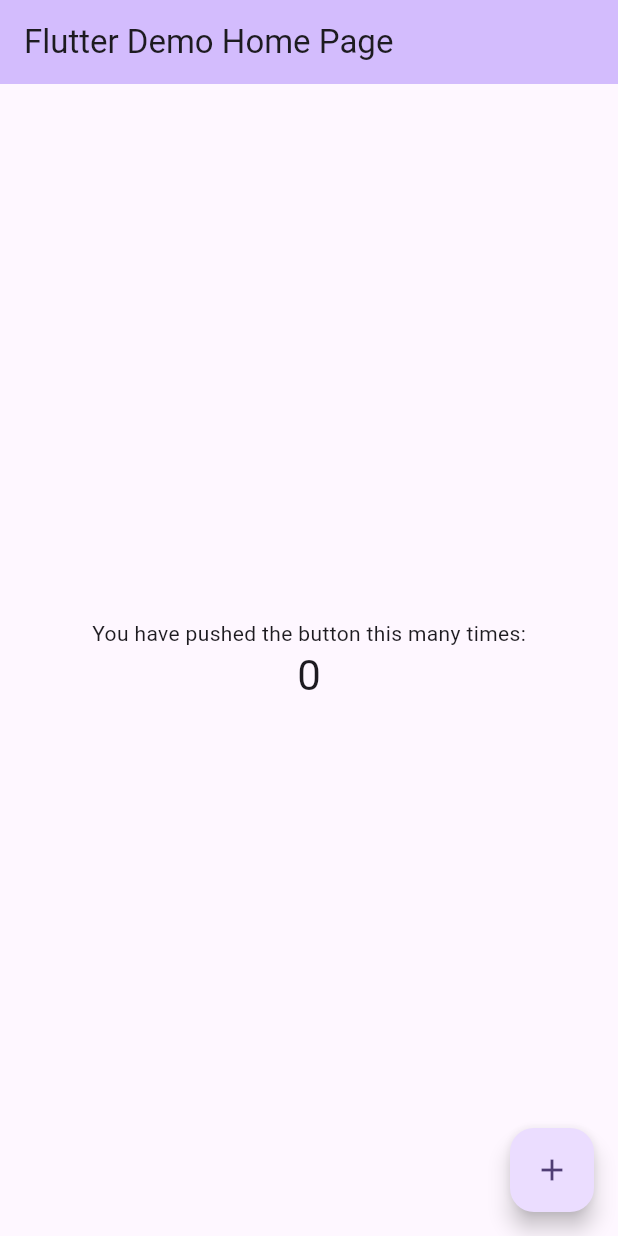
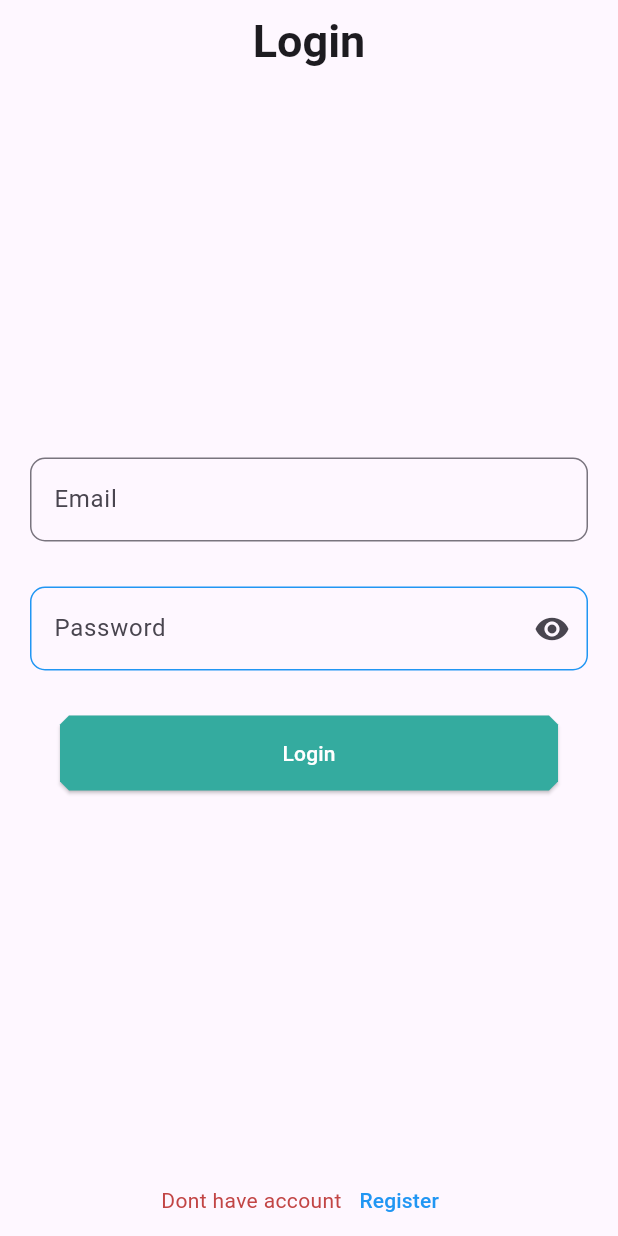
Before and after one commit to lak-786/coralcartseller, a Flutter app: the screen it shows after launch, on a phone screen of 412 x 824 dp. Run offline on Flutter 3.47's test engine with Material 3 defaults, Android fonts, the phone set to English and light mode, and no system bars.

Commit message:
login screen register screen helper functions custom button custom text field home screen started

```diff
--- a/lib/main.dart
+++ b/lib/main.dart
@@ -1,126 +1,16 @@
+
+
+
+
+import 'package:coralcartseller/screen/login_screen.dart';
 import 'package:flutter/material.dart';
 
 void main() {
-  runApp(const MyApp());
-}
-
-class MyApp extends StatelessWidget {
-  const MyApp({super.key});
+  runApp(
+    MaterialApp(
+      home:LoginScreen()
+      ),
+    );
 
 
-  // This widget is the root of your application.
-  @override
-  Widget build(BuildContext context) {
-    return MaterialApp(
-      title: 'Flutter Demo',
-      theme: ThemeData(
-        // This is the theme of your application.
-        //
-        // TRY THIS: Try running your application with "flutter run". You'll see
-        // the application has a purple toolbar. Then, without quitting the app,
-        // try changing the seedColor in the colorScheme below to Colors.green
-        // and then invoke "hot reload" (save your changes or press the "hot
-        // reload" button in a Flutter-supported IDE, or press "r" if you used
-        // the command line to start the app).
-        //
-        // Notice that the counter didn't reset back to zero; the application
-        // state is not lost during the reload. To reset the state, use hot
-        // restart instead.
-        //
-        // This works for code too, not just values: Most code changes can be
-        // tested with just a hot reload.
-        colorScheme: ColorScheme.fromSeed(seedColor: Colors.deepPurple),
-        useMaterial3: true,
-      ),
-      home: const MyHomePage(title: 'Flutter Demo Home Page'),
-    );
-  }
 }
-
-class MyHomePage extends StatefulWidget {
-  const MyHomePage({super.key, required this.title});
-
-  // This widget is the home page of your application. It is stateful, meaning
-  // that it has a State object (defined below) that contains fields that affect
-  // how it looks.
-
-  // This class is the configuration for the state. It holds the values (in this
-  // case the title) provided by the parent (in this case the App widget) and
-  // used by the build method of the State. Fields in a Widget subclass are
-  // always marked "final".
-
-  final String title;
-
-  @override
-  State<MyHomePage> createState() => _MyHomePageState();
-}
-
-class _MyHomePageState extends State<MyHomePage> {
-  int _counter = 0;
-
-  void _incrementCounter() {
-    setState(() {
-      // This call to setState tells the Flutter framework that something has
-      // changed in this State, which causes it to rerun the build method below
-      // so that the display can reflect the updated values. If we changed
-      // _counter without calling setState(), then the build method would not be
-      // called again, and so nothing would appear to happen.
-      _counter++;
-    });
-  }
-
-  @override
-  Widget build(BuildContext context) {
-    // This method is rerun every time setState is called, for instance as done
-    // by the _incrementCounter method above.
-    //
-    // The Flutter framework has been optimized to make rerunning build methods
-    // fast, so that you can just rebuild anything that needs updating rather
-    // than having to individually change instances of widgets.
-    return Scaffold(
-      appBar: AppBar(
-        // TRY THIS: Try changing the color here to a specific color (to
-        // Colors.amber, perhaps?) and trigger a hot reload to see the AppBar
-        // change color while the other colors stay the same.
-        backgroundColor: Theme.of(context).colorScheme.inversePrimary,
-        // Here we take the value from the MyHomePage object that was created by
-        // the App.build method, and use it to set our appbar title.
-        title: Text(widget.title),
-      ),
-      body: Center(
-        // Center is a layout widget. It takes a single child and positions it
-        // in the middle of the parent.
-        child: Column(
-          // Column is also a layout widget. It takes a list of children and
-          // arranges them vertically. By default, it sizes itself to fit its
-          // children horizontally, and tries to be as tall as its parent.
-          //
-          // Column has various properties to control how it sizes itself and
-          // how it positions its children. Here we use mainAxisAlignment to
-          // center the children vertically; the main axis here is the vertical
-          // axis because Columns are vertical (the cross axis would be
-          // horizontal).
-          //
-          // TRY THIS: Invoke "debug painting" (choose the "Toggle Debug Paint"
-          // action in the IDE, or press "p" in the console), to see the
-          // wireframe for each widget.
-          mainAxisAlignment: MainAxisAlignment.center,
-          children: <Widget>[
-            const Text(
-              'You have pushed the button this many times:',
-            ),
-            Text(
-              '$_counter',
-              style: Theme.of(context).textTheme.headlineMedium,
-            ),
-          ],
-        ),
-      ),
-      floatingActionButton: FloatingActionButton(
-        onPressed: _incrementCounter,
-        tooltip: 'Increment',
-        child: const Icon(Icons.add),
-      ), // This trailing comma makes auto-formatting nicer for build methods.
-    );
-  }
-}
--- /dev/null
+++ b/lib/screen/login_screen.dart
@@ -0,0 +1,124 @@
+import 'package:coralcartseller/screen/home_screen.dart';
+import 'package:coralcartseller/screen/register_screen.dart';
+import 'package:coralcartseller/utils/helper.dart';
+import 'package:coralcartseller/widgets/custom_button.dart';
+import 'package:coralcartseller/widgets/custom_text_field.dart';
+import 'package:flutter/material.dart';
+
+class LoginScreen extends StatefulWidget {
+  const LoginScreen({super.key});
+
+  @override
+  State<LoginScreen> createState() => _LoginScreenState();
+}
+
+class _LoginScreenState extends State<LoginScreen> {
+  final _formKey = GlobalKey<FormState>();
+
+  bool passwordVisibility = true;
+  TextEditingController emailController = TextEditingController();
+
+  TextEditingController passwordController= TextEditingController();
+  @override
+  Widget build(BuildContext context) {
+    return Scaffold(
+      appBar: AppBar(
+        title: Text(
+          'Login',
+          style: TextStyle(fontWeight: FontWeight.w700, fontSize: 30),
+        ),
+        centerTitle: true,
+      ),
+      body: Form(
+        key: _formKey,
+        child: Column(mainAxisAlignment: MainAxisAlignment.center, children: [
+          Spacer(),
+          CustomTextField(
+            controller: emailController,
+            hintText: 'enter your email',
+            label: 'Email',
+            validate: (value) {
+              return validateMail(value!);
+
+            },
+            ),
+          Padding(
+            padding: const EdgeInsets.only(left: 20, right: 20, top: 30),
+            child: TextFormField(
+              controller: passwordController,
+              validator: (value) {
+                return validatePassword(value!);
+              },
+              obscureText: passwordVisibility,
+              decoration: InputDecoration(
+                label: const Text('Password'),
+                hintText: 'Enter your password',
+                suffixIcon:
+                    IconButton(onPressed: () {
+                      setState(() {
+                        passwordVisibility= !passwordVisibility;
+                      });
+                    }, icon: Icon(
+                      passwordVisibility ? Icons.visibility :Icons.visibility_off
+                      ),
+                    ),
+                border: OutlineInputBorder(
+                    borderSide: const BorderSide(color: Colors.grey)),
+                enabledBorder: OutlineInputBorder(
+                  borderSide: const BorderSide(color: Colors.blue),
+                  borderRadius: BorderRadius.circular(10),
+                ),
+                focusedBorder: OutlineInputBorder(
+                  borderSide: const BorderSide(color: Colors.blue),
+                  borderRadius: BorderRadius.circular(10),
+                ),
+                errorBorder: OutlineInputBorder(
+                  borderSide: const BorderSide(color: Colors.red),
+                  borderRadius: BorderRadius.circular(6),
+                ),
+              ),
+            ),
+          ),
+          CustomButton(buttonName: 'Login',onPressed: loginHandler,),
+
+
+          Spacer(),
+          Row(
+            mainAxisAlignment: MainAxisAlignment.center,
+            children: [
+              Text(
+                "Dont have account",
+                style: TextStyle(color: const Color.fromARGB(255, 194, 69, 69)),
+              ),
+              TextButton(
+                  style: ButtonStyle(
+                    foregroundColor:
+                        MaterialStateProperty.all<Color>(Colors.blue),
+                  ),
+                  onPressed: () {
+
+                    Navigator.push(context, MaterialPageRoute(builder: (context) => RegisterScreen(),));
+                  },
+                  child: const Text('Register')),
+            ],
+          ),
+        ]),
+      ),
+    );
+  }
+void loginHandler(){
+  if(_formKey.currentState!.validate()){
+    print(emailController.text);
+    print(passwordController.text);
+                        Navigator.pushAndRemoveUntil(context, MaterialPageRoute(builder: (context) => HomeScreen(),), (route) => false);
+
+
+
+
+
+  }
+}
+
+
+
+}
--- /dev/null
+++ b/lib/widgets/custom_button.dart
@@ -0,0 +1,31 @@
+import 'package:flutter/material.dart';
+
+class CustomButton extends StatelessWidget {
+  const CustomButton({
+    super.key,
+    required this.buttonName,
+    required this.onPressed,
+  });
+  final String buttonName;
+  final VoidCallback onPressed;
+
+  @override
+  Widget build(BuildContext context) {
+    return Container(
+      width: MediaQuery.of(context).size.width,
+      height: 80,
+      padding: const EdgeInsets.only(left: 40, right: 40, top: 30),
+      child: ElevatedButton(
+        style: ElevatedButton.styleFrom(
+            backgroundColor: const Color.fromARGB(255, 52, 171, 159),
+            shape: BeveledRectangleBorder(
+                borderRadius: BorderRadius.circular(6))),
+        onPressed:onPressed,
+        child: Text(
+          buttonName,
+          style: TextStyle(color: Colors.white),
+        ),
+      ),
+    );
+  }
+}
--- /dev/null
+++ b/lib/widgets/custom_text_field.dart
@@ -0,0 +1,35 @@
+import 'package:flutter/material.dart';
+
+class CustomTextField extends StatelessWidget {
+  const CustomTextField({
+    super.key,
+    required this.controller,
+    required this.hintText,
+    required this.label,
+    required this.validate
+  });
+
+  final TextEditingController controller;
+  final String hintText;
+  final String label;
+  final String? Function(String?) validate;
+
+  @override
+  Widget build(BuildContext context) {
+    return Padding(
+      padding: const EdgeInsets.only(left: 20, right: 20),
+      child: TextFormField(
+        controller: controller,
+        validator:validate,
+        decoration: InputDecoration(
+          label:  Text(label),
+          hintText: hintText,
+          border: OutlineInputBorder(
+            borderSide: const BorderSide(color: Colors.blue),
+            borderRadius: BorderRadius.circular(10),
+          ),
+        ),
+      ),
+    );
+  }
+}
```
Also changed, not shown: lib/screen/home_screen.dart (added, +19 -0 lines), lib/screen/register_screen.dart (added, +117 -0 lines), lib/utils/helper.dart (added, +27 -0 lines).
